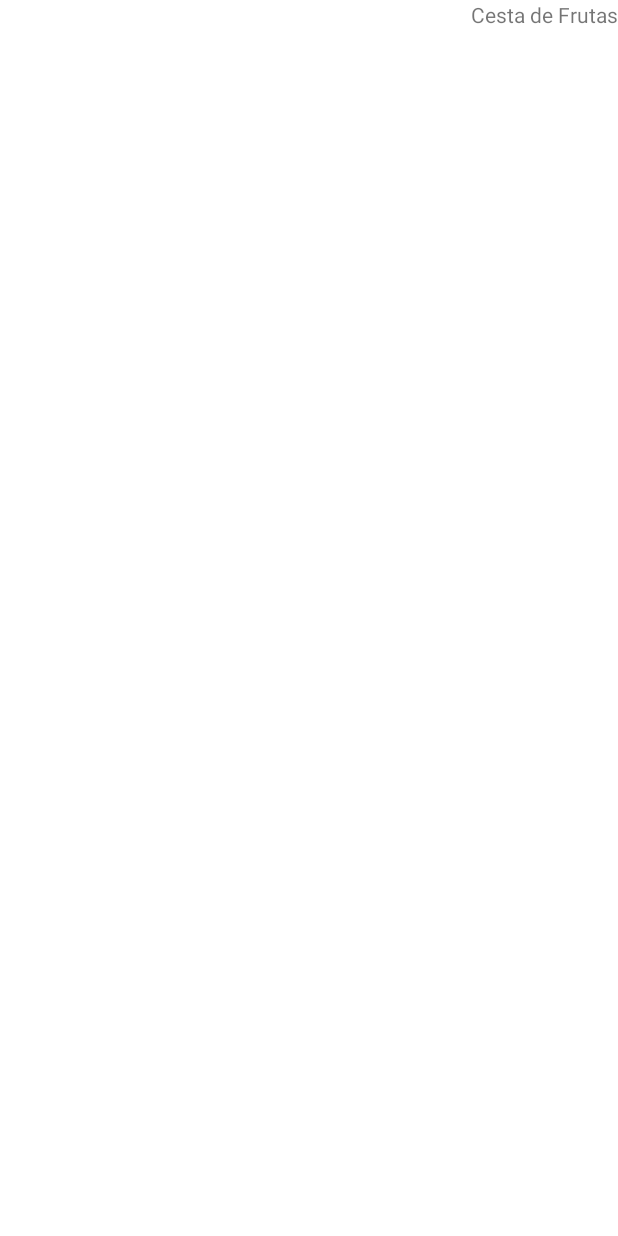
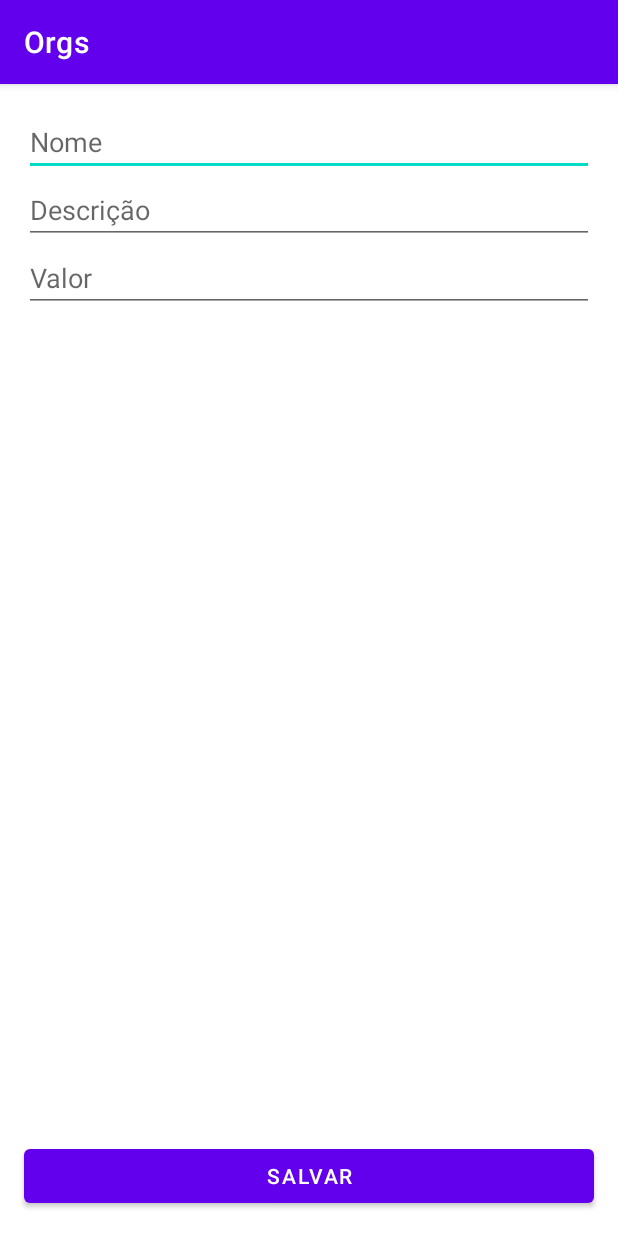
Before and after one commit to FernandoLink/orgs, an Android app built with Jetpack Compose: the screen it shows after launch (MainActivity before the commit, FormularioProdutoActivity after it), on a phone screen of 412 x 824 dp. Before the commit the screen is almost empty. Run offline under Robolectric (Android 15) with nearby library versions, the phone set to English and light mode, and no system bars.

Commit message:
formulário

```diff
--- a/app/src/main/java/br/com/alura/orgs/MainActivity.kt
+++ /dev/null
@@ -1,18 +0,0 @@
-package br.com.alura.orgs
-
-import android.app.Activity
-import android.os.Bundle
-import android.widget.TextView
-import android.widget.Toast
-
-
-class MainActivity : Activity() {
-
-    override fun onCreate(savedInstanceState: Bundle?) {
-        super.onCreate(savedInstanceState)
-//        Toast.makeText(this, "Bem vindo(a) ao Orgs!", Toast.LENGTH_SHORT).show()
-//        val view = TextView(this)
-//        view.setText("cesta de frutas")
-        setContentView(R.layout.activity_main)
-    }
-}
--- /dev/null
+++ b/app/src/main/java/br/com/alura/orgs/ui/activity/FormularioProdutoActivity.kt
@@ -0,0 +1,9 @@
+package br.com.alura.orgs.ui.activity
+
+import androidx.appcompat.app.AppCompatActivity
+import br.com.alura.orgs.R
+
+class FormularioProdutoActivity :
+    AppCompatActivity(R.layout.activity_formulario_produto) {
+
+}
--- /dev/null
+++ b/app/src/main/res/layout/activity_formulario_produto.xml
@@ -0,0 +1,59 @@
+<?xml version="1.0" encoding="utf-8"?>
+<ScrollView xmlns:android="http://schemas.android.com/apk/res/android"
+    xmlns:app="http://schemas.android.com/apk/res-auto"
+    xmlns:tools="http://schemas.android.com/tools"
+    android:layout_width="match_parent"
+    android:layout_height="match_parent"
+    android:fillViewport="true">
+
+    <androidx.constraintlayout.widget.ConstraintLayout
+        android:layout_width="match_parent"
+        android:layout_height="match_parent"
+        tools:context=".ui.activity.FormularioProdutoActivity">
+
+        <EditText
+            android:id="@+id/nome"
+            android:layout_width="0dp"
+            android:layout_height="wrap_content"
+            android:hint="Nome"
+            android:inputType="text"
+            android:layout_margin="16dp"
+            app:layout_constraintStart_toStartOf="parent"
+            app:layout_constraintTop_toTopOf="parent"
+            app:layout_constraintEnd_toEndOf="parent" />
+
+        <EditText
+            android:id="@+id/descricao"
+            android:layout_width="0dp"
+            android:layout_height="wrap_content"
+            android:hint="Descrição"
+            android:inputType="text"
+            app:layout_constraintStart_toStartOf="@id/nome"
+            app:layout_constraintTop_toBottomOf="@id/nome"
+            app:layout_constraintEnd_toEndOf="@id/nome" />
+
+        <EditText
+            android:id="@+id/valor"
+            android:layout_width="0dp"
+            android:layout_height="wrap_content"
+            android:hint="Valor"
+            android:inputType="numberDecimal"
+            app:layout_constraintStart_toStartOf="@id/descricao"
+            app:layout_constraintTop_toBottomOf="@id/descricao"
+            app:layout_constraintEnd_toEndOf="@id/descricao" />
+
+        <Button
+            android:id="@+id/botao_salvar"
+            android:layout_width="0dp"
+            android:layout_height="wrap_content"
+            android:layout_margin="16dp"
+            android:text="Salvar"
+            app:layout_constraintVertical_bias="1"
+            app:layout_constraintBottom_toBottomOf="parent"
+            app:layout_constraintEnd_toEndOf="parent"
+            app:layout_constraintStart_toStartOf="parent"
+            app:layout_constraintTop_toBottomOf="@+id/valor" />
+
+    </androidx.constraintlayout.widget.ConstraintLayout>
+
+</ScrollView>
--- a/app/src/main/res/layout/activity_main.xml
+++ b/app/src/main/res/layout/activity_main.xml
@@ -5,11 +5,17 @@
     android:layout_width="match_parent"
     android:layout_height="match_parent">
 
-    <TextView
-        android:id="@+id/textView"
-        android:layout_width="wrap_content"
-        android:layout_height="wrap_content"
-        android:text="Cesta de Frutas"
+
+    <androidx.recyclerview.widget.RecyclerView
+        android:id="@+id/recyclerView"
+        android:layout_width="0dp"
+        android:layout_height="0dp"
+        app:layout_constraintBottom_toBottomOf="parent"
         app:layout_constraintEnd_toEndOf="parent"
-        app:layout_constraintTop_toTopOf="parent" />
+        app:layout_constraintStart_toStartOf="parent"
+        app:layout_constraintTop_toTopOf="parent"
+        tools:listitem="@layout/produto_item"
+        app:layoutManager="androidx.recyclerview.widget.LinearLayoutManager" />
+
+
 </androidx.constraintlayout.widget.ConstraintLayout>
--- a/app/src/main/res/values/strings.xml
+++ b/app/src/main/res/values/strings.xml
@@ -1,3 +1,4 @@
 <resources>
     <string name="app_name">Orgs</string>
+    <string name="title_activity_formulario_produto">FormularioProdutoActivity</string>
 </resources>
--- a/build.gradle.kts
+++ b/build.gradle.kts
@@ -1,5 +1,5 @@
 // Top-level build file where you can add configuration options common to all sub-projects/modules.
 plugins {
     id("com.android.application") version "8.1.2" apply false
-    id("org.jetbrains.kotlin.android") version "1.9.0" apply false
+    id("org.jetbrains.kotlin.android") version "1.8.10" apply false
 }
```
Also changed, not shown: app/build.gradle.kts (+27 -0 lines), app/src/main/AndroidManifest.xml (+14 -7 lines), app/src/main/java/br/com/alura/orgs/model/Produto.kt (added, +9 -0 lines), app/src/main/java/br/com/alura/orgs/ui/activity/MainActivity.kt (added, +32 -0 lines), app/src/main/java/br/com/alura/orgs/ui/activity/ui/theme/Color.kt (added, +11 -0 lines), app/src/main/java/br/com/alura/orgs/ui/activity/ui/theme/Theme.kt (added, +70 -0 lines), app/src/main/java/br/com/alura/orgs/ui/activity/ui/theme/Type.kt (added, +34 -0 lines), app/src/main/java/br/com/alura/orgs/ui/recyclerview/adapter/ListaProdutosAdapter.kt (added, +41 -0 lines), app/src/main/res/layout/produto_item.xml (added, +41 -0 lines).
